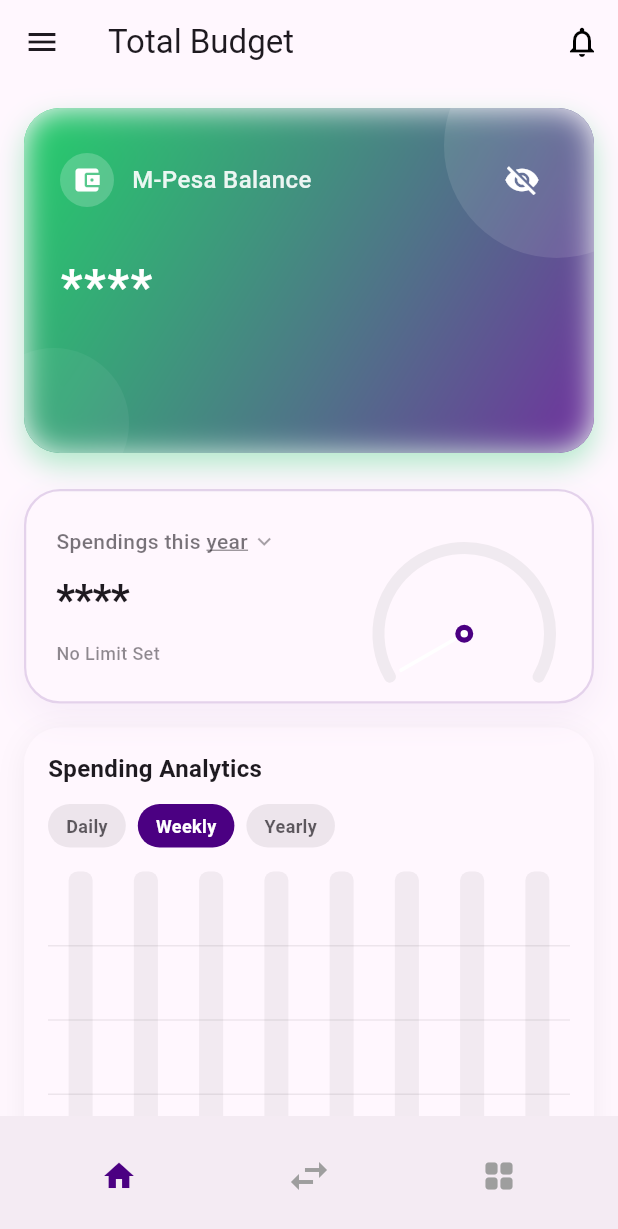
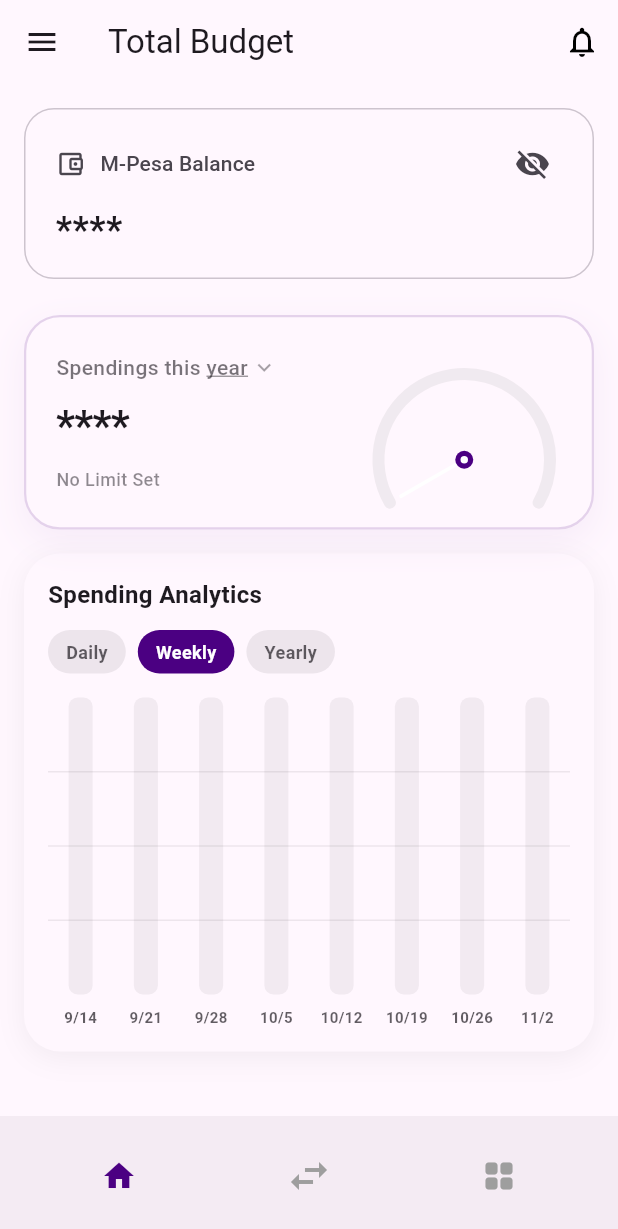
Before and after one commit to barakavic/ba_102, a Flutter app: the screen it shows after launch, after a tap on the "visibility" icon, after a tap on "Spendings this", after a tap on "Weekly", on a phone screen of 412 x 824 dp. Shown: the top 1229 px of the screen. Run offline on Flutter 3.47's test engine with Material 3 defaults, Android fonts, the phone set to English and light mode, and no system bars; drawn by our look-alikes of fl_chart; our stand-ins replace flutter_contacts, flutter_riverpod, permission_handler, sqflite; accounts and stored records are empty.

Commit message:
feat: refactor GlassHeroCard widget; simplify layout, enhance theme integration, and improve balance display logic

```diff
--- a/ba_102_fe/lib/features/dashboard/presentation/widgets/glass_hero_card.dart
+++ b/ba_102_fe/lib/features/dashboard/presentation/widgets/glass_hero_card.dart
@@ -1,104 +1,51 @@
-import 'dart:ui';
 import 'package:flutter/material.dart';
 import 'package:flutter_riverpod/flutter_riverpod.dart';
 import 'package:ba_102_fe/features/dashboard/presentation/providers/dashboard_providers.dart';
-import 'package:ba_102_fe/features/dashboard/presentation/widgets/spending_pulse_chart.dart';
 
 class GlassHeroCard extends ConsumerWidget {
   const GlassHeroCard({super.key});
 
   @override
   Widget build(BuildContext context, WidgetRef ref) {
+    final theme = Theme.of(context);
     final isPrivacyMode = ref.watch(privacyModeProvider);
     final balanceAsync = ref.watch(mpesaBalanceProvider);
 
     return Container(
       margin: const EdgeInsets.all(16),
-      height: 230,
+      padding: const EdgeInsets.symmetric(horizontal: 20, vertical: 16),
       decoration: BoxDecoration(
-        borderRadius: BorderRadius.circular(24),
-        gradient: LinearGradient(
-          begin: Alignment.topLeft,
-          end: Alignment.bottomRight,
-          colors: [
-            const Color(0xFF00C853).withOpacity(0.8), // M-Pesa Green-ish
-            Colors.purple.shade800.withOpacity(0.9),
-          ],
+        color: theme.colorScheme.surface,
+        borderRadius: BorderRadius.circular(20),
+        border: Border.all(color: theme.colorScheme.outlineVariant),
       ),
-        boxShadow: [
-          BoxShadow(
-            color: const Color(0xFF00C853).withOpacity(0.3),
-            blurRadius: 16,
-            offset: const Offset(0, 8),
+      child: Column(
+        crossAxisAlignment: CrossAxisAlignment.start,
+        mainAxisSize: MainAxisSize.min,
+        children: [
+          Row(
+            children: [
+              Icon(
+                Icons.account_balance_wallet_outlined,
+                color: theme.colorScheme.onSurfaceVariant,
+                size: 20,
               ),
-        ],
-      ),
-      child: ClipRRect(
-        borderRadius: BorderRadius.circular(24),
-        child: BackdropFilter(
-          filter: ImageFilter.blur(sigmaX: 10, sigmaY: 10),
-          child: Stack(
-            children: [
-              // Decorative circles
-              Positioned(
-                top: -50,
-                right: -50,
-                child: Container(
-                  width: 150,
-                  height: 150,
-                  decoration: BoxDecoration(
-                    shape: BoxShape.circle,
-                    color: Colors.white.withOpacity(0.1),
+              const SizedBox(width: 10),
+              Expanded(
+                child: Text(
+                  'M-Pesa Balance',
+                  style: theme.textTheme.titleSmall?.copyWith(
+                    color: theme.colorScheme.onSurfaceVariant,
+                    fontWeight: FontWeight.w500,
                   ),
                 ),
               ),
-              Positioned(
-                bottom: -30,
-                left: -30,
-                child: Container(
-                  width: 100,
-                  height: 100,
-                  decoration: BoxDecoration(
-                    shape: BoxShape.circle,
-                    color: Colors.white.withOpacity(0.05),
-                  ),
-                ),
-              ),
-
-              Padding(
-                padding: const EdgeInsets.all(24.0),
-                child: Column(
-                  crossAxisAlignment: CrossAxisAlignment.start,
-                  mainAxisAlignment: MainAxisAlignment.spaceBetween,
-                  children: [
-                    Row(
-                      mainAxisAlignment: MainAxisAlignment.spaceBetween,
-                      children: [
-                        Row(
-                          children: [
-                            Container(
-                              padding: const EdgeInsets.all(8),
-                              decoration: BoxDecoration(
-                                color: Colors.white.withOpacity(0.2),
-                                shape: BoxShape.circle,
-                              ),
-                              child: const Icon(Icons.account_balance_wallet, color: Colors.white, size: 20),
-                            ),
-                            const SizedBox(width: 12),
-                            Text(
-                              'M-Pesa Balance',
-                              style: TextStyle(
-                                color: Colors.white.withOpacity(0.9),
-                                fontSize: 16,
-                                fontWeight: FontWeight.w500,
-                              ),
-                            ),
-                          ],
-                        ),
               IconButton(
+                tooltip: isPrivacyMode ? 'Show balance' : 'Hide balance',
+                visualDensity: VisualDensity.compact,
                 icon: Icon(
                   isPrivacyMode ? Icons.visibility_off : Icons.visibility,
-                            color: Colors.white,
+                  color: theme.colorScheme.onSurfaceVariant,
                 ),
                 onPressed: () {
                   ref.read(privacyModeProvider.notifier).state = !isPrivacyMode;
@@ -106,32 +53,33 @@
               ),
             ],
           ),
+          const SizedBox(height: 8),
           balanceAsync.when(
             data: (balance) => Text(
               isPrivacyMode ? '****' : 'KES ${balance.toStringAsFixed(2)}',
-                        style: const TextStyle(
-                          color: Colors.white,
-                          fontSize: 32,
+              style: theme.textTheme.headlineSmall?.copyWith(
+                color: theme.colorScheme.onSurface,
                 fontWeight: FontWeight.bold,
-                          letterSpacing: 1.0,
+                letterSpacing: 0.3,
               ),
             ),
-                      loading: () => const SizedBox(
-                        height: 32,
-                        width: 32,
-                        child: CircularProgressIndicator(color: Colors.white, strokeWidth: 3),
+            loading: () => SizedBox(
+              height: 28,
+              width: 28,
+              child: CircularProgressIndicator(
+                color: theme.colorScheme.primary,
+                strokeWidth: 2.5,
               ),
-                      error: (_, __) => const Text('Error', style: TextStyle(color: Colors.white)),
             ),
-                    const SizedBox(height: 16),
-                    const SpendingPulseChart(),
-                  ],
+            error: (_, __) => Text(
+              'Unable to load balance',
+              style: theme.textTheme.bodyMedium?.copyWith(
+                color: theme.colorScheme.error,
+              ),
             ),
           ),
         ],
       ),
-        ),
-      ),
     );
   }
 }
```
Lines whose indentation alone changed are shown as unchanged.
